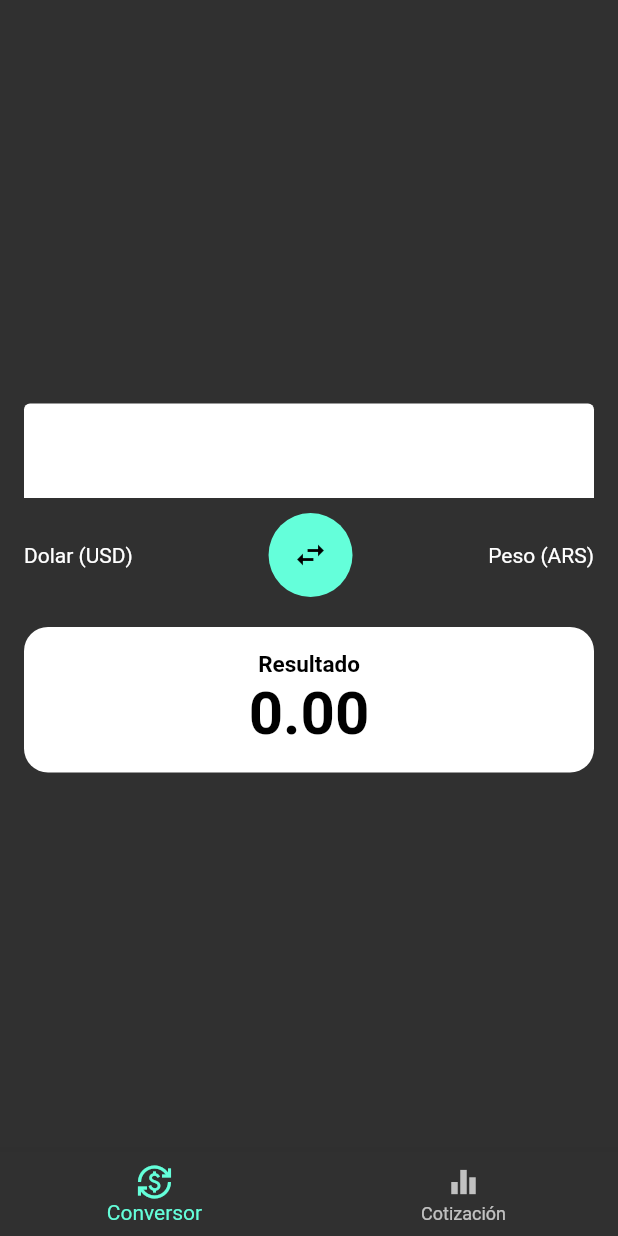
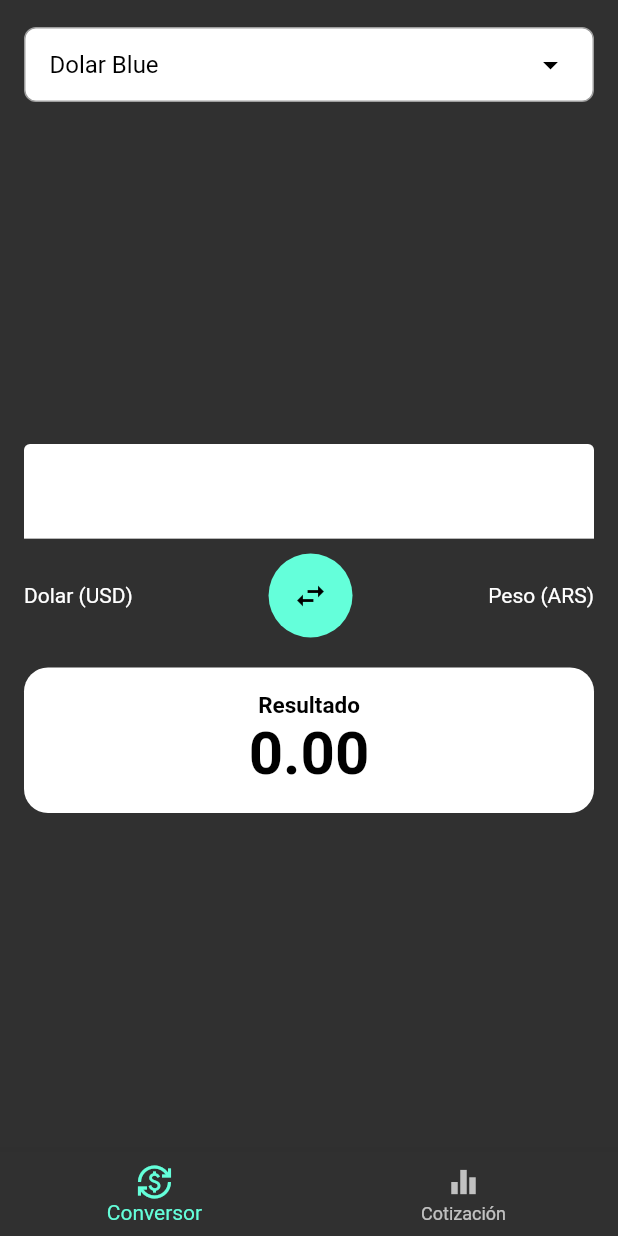
Before and after one commit to CristianAncutza/conversor, a Flutter app: the screen it shows after launch, on a phone screen of 412 x 824 dp. Run offline on Flutter 3.47's test engine with Material 2 defaults, Android fonts, the phone set to English and light mode, and no system bars; our stand-ins replace get, syncfusion_flutter_datagrid; missing offline and left inert: syncfusion_flutter_core; network calls fail.

Commit message:
added ddl for dollarType on tab2

```diff
--- a/lib/pages/tab2_page.dart
+++ b/lib/pages/tab2_page.dart
@@ -2,7 +2,6 @@ import 'package:flutter/material.dart';
 import 'package:provider/provider.dart';
 import '../services/conversor_service.dart';
 
-// PANTALLA CONVERSOR
 class Tab2Page extends StatefulWidget {
   @override
   _Tab2PageState createState() => _Tab2PageState();
@@ -13,15 +12,47 @@ class _Tab2PageState extends State<Tab2Page> with AutomaticKeepAliveClientMixin
   String currency = "dolar";
   String value1 = "Dolar (USD)";
   String value2 = "Peso (ARS)";
+  String selectedDollarType = "Dolar Blue";
+  List<String> dollarTypes = [
+    "Dolar Blue",
+    "Dolar Oficial",
+    "Dolar Bolsa",
+    "Dolar Contado con liquidación",
+    "Dolar Mayorista",
+    "Dolar Cripto",
+    "Dolar Tarjeta"
+  ];
 
   @override
   Widget build(BuildContext context) {
     final headlines = Provider.of<ConvertService>(context);
 
-    // Asegurarse de que dolarblue es un double
-    double dolarblue = 0.0;
-    if (headlines.rates.isNotEmpty) {
-      dolarblue = double.tryParse(headlines.rates[1].venta.toString()) ?? 0.0;
+    double selectedDollarRate = 0.0;
+
+    switch (selectedDollarType) {
+      case "Dolar Blue":
+        selectedDollarRate = headlines.rates.isNotEmpty ? headlines.rates[1].venta : 0.0;
+        break;
+      case "Dolar Oficial":
+        selectedDollarRate = headlines.rates.isNotEmpty ? headlines.rates[0].venta : 0.0;
+        break;
+      case "Dolar Bolsa":
+        selectedDollarRate = headlines.rates.isNotEmpty ? headlines.rates[2].venta : 0.0;
+        break;
+      case "Dolar Contado con liquidación":
+        selectedDollarRate = headlines.rates.isNotEmpty ? headlines.rates[3].venta : 0.0;
+        break;
+      case "Dolar Mayorista":
+        selectedDollarRate = headlines.rates.isNotEmpty ? headlines.rates[4].venta : 0.0;
+        break;
+      case "Dolar Cripto":
+        selectedDollarRate = headlines.rates.isNotEmpty ? headlines.rates[5].venta : 0.0;
+        break;
+      case "Dolar Tarjeta":
+        selectedDollarRate = headlines.rates.isNotEmpty ? headlines.rates[6].venta : 0.0;
+        break;
+      default:
+        selectedDollarRate = 0.0;
     }
 
     return Scaffold(
@@ -32,10 +63,44 @@ class _Tab2PageState extends State<Tab2Page> with AutomaticKeepAliveClientMixin
             mainAxisAlignment: MainAxisAlignment.start,
             crossAxisAlignment: CrossAxisAlignment.start,
             children: [
-              Container(
-                width: 200.0,
-                child: const Text(""),
+              // Contenedor para la lista desplegable
+              Row(
+                children: [
+                  Expanded(
+                    child: Container(
+                      padding: EdgeInsets.symmetric(horizontal: 16.0),
+                      decoration: BoxDecoration(
+                        color: Colors.white, // Cambio de color a blanco
+                        borderRadius: BorderRadius.circular(8.0),
+                        border: Border.all(color: Colors.grey),
+                      ),
+                      child: DropdownButtonHideUnderline(
+                        child: DropdownButton<String>(
+                          value: selectedDollarType,
+                          icon: Icon(Icons.arrow_drop_down, color: Colors.black), // Color del icono
+                          iconSize: 24,
+                          elevation: 16,
+                          style: TextStyle(color: Colors.black, fontSize: 16.0),
+                          dropdownColor: Colors.white, // Cambio de color de fondo del menú desplegable
+                          onChanged: (String? newValue) {
+                            setState(() {
+                              selectedDollarType = newValue!;
+                            });
+                          },
+                          items: dollarTypes.map<DropdownMenuItem<String>>((String value) {
+                            return DropdownMenuItem<String>(
+                              value: value,
+                              child: Text(value, style: TextStyle(color: Colors.black)), // Color del texto de los elementos
+                            );
+                          }).toList(),
+                        ),
+                      ),
+                    ),
+                  ),
+                ],
               ),
+              SizedBox(height: 20.0), // Separación entre la lista desplegable y los otros elementos
+
               Expanded(
                 child: Center(
                   child: Column(
@@ -43,15 +108,14 @@ class _Tab2PageState extends State<Tab2Page> with AutomaticKeepAliveClientMixin
                     crossAxisAlignment: CrossAxisAlignment.center,
                     children: [
                       TextField(
-                        // Calculo del resultado de la conversión
                         onChanged: (value) {
                           if (value.isNotEmpty) {
                             setState(() {
                               double parsedValue = double.tryParse(value) ?? 0.0;
                               if (currency == "dolar") {
-                                result = (parsedValue * dolarblue).toStringAsFixed(2);
+                                result = (parsedValue * selectedDollarRate).toStringAsFixed(2);
                               } else {
-                                result = (parsedValue / dolarblue).toStringAsFixed(2);
+                                result = (parsedValue / selectedDollarRate).toStringAsFixed(2);
                               }
                             });
                           } else {
```
